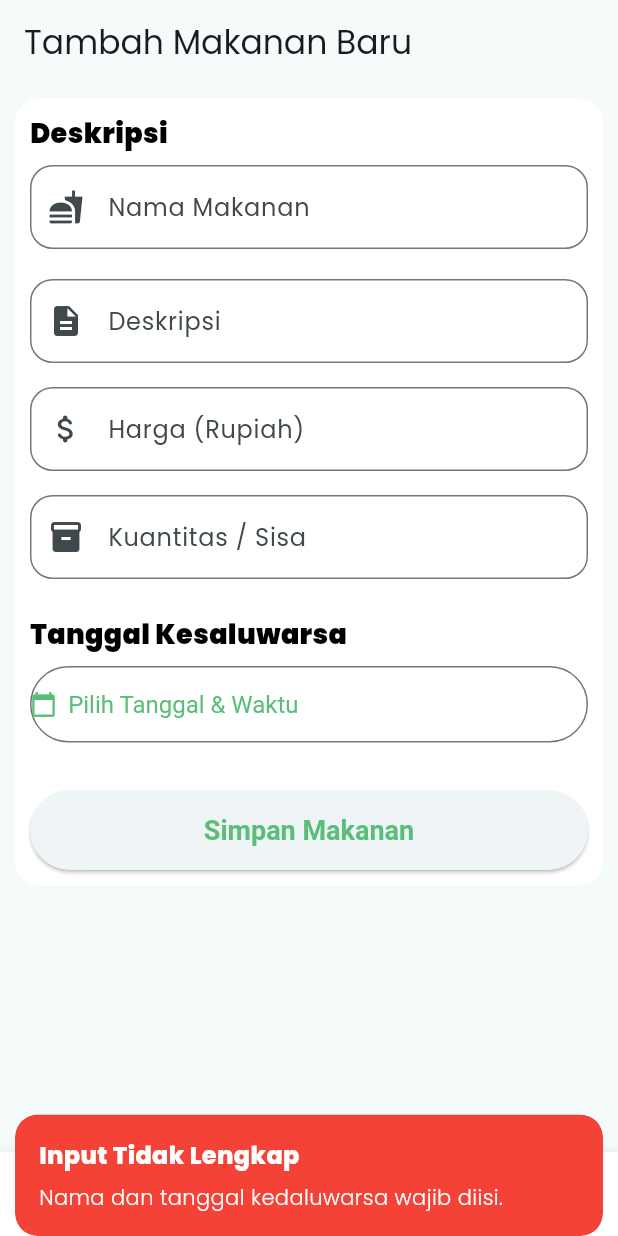
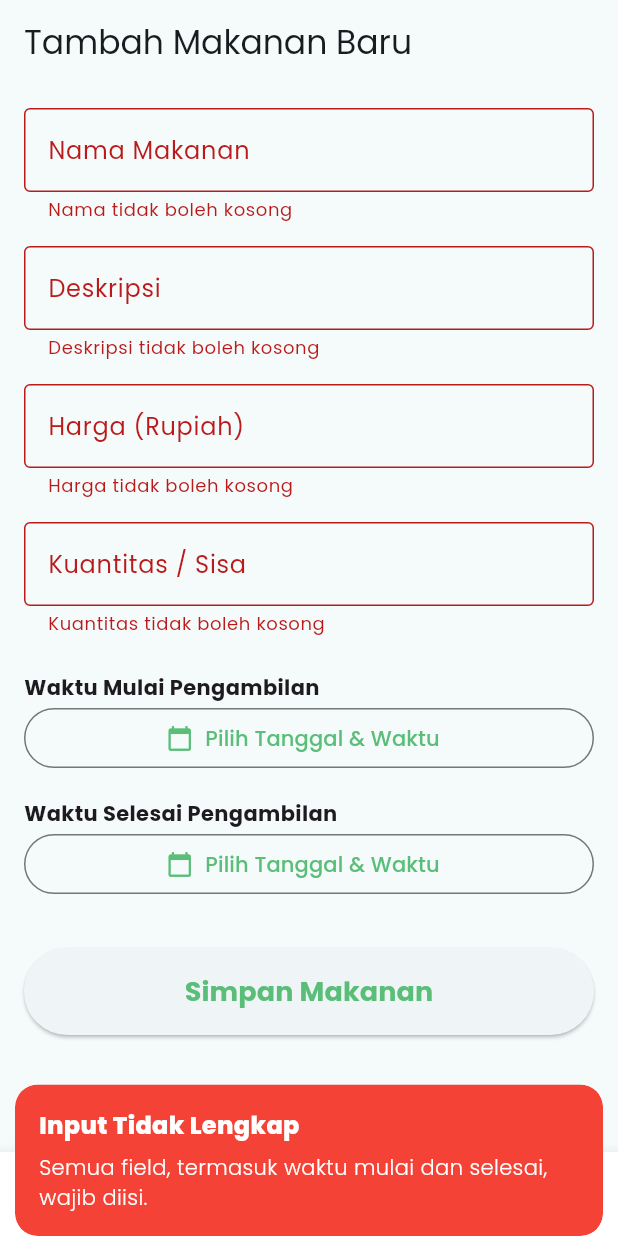
Before and after one commit to LintangNov/RENEWme, a Flutter app: the screen it shows once a user with an empty profile is signed in, item 3 of the bottom bar chosen, after a tap on "Simpan Makanan", on a phone screen of 412 x 824 dp. Run offline on Flutter 3.47's test engine with Material 3 defaults, Android fonts, the light colour scheme and no system bars; our stand-ins replace cloud_firestore, firebase_auth, firebase_core, flutter_map, flutter_svg, geocoding and 5 more; accounts and stored records are empty.

Commit message:
pickup time selection and update map controller for real-time marker updates

```diff
--- a/renewme/lib/models/food.dart
+++ b/renewme/lib/models/food.dart
@@ -6,50 +6,60 @@ class Food {
   final String name;
   final String description;
   final String? imageUrl;
-  final DateTime expiryDate;
   final int quantity;
   final int priceInRupiah;
   final String vendorId;
   final GeoPoint location;
+final DateTime pickupStart;
+  final DateTime pickupEnd;
 
   Food({
     required this.id,
     required this.name,
     required this.description,
-    this.imageUrl='',
-    required this.expiryDate,
-    this.quantity=1,
-    this.priceInRupiah=0,
+    this.imageUrl = '',
+    this.quantity = 1,
+    this.priceInRupiah = 0,
     required this.vendorId,
     required this.location,
+    // --- PARAMETER BARU ---
+    required this.pickupStart,
+    required this.pickupEnd,
   });
 
-  factory Food.fromFirestore(DocumentSnapshot doc){   //ambil data dari firestore
+  factory Food.fromFirestore(DocumentSnapshot doc) {
     final data = doc.data() as Map<String, dynamic>;
+    // Default ke waktu saat ini jika data tidak ada di Firestore
+    final now = Timestamp.now();
     return Food(
       id: doc.id,
       name: data['name'] ?? '',
       description: data['description'] ?? '',
-      imageUrl: data['imageUrl'] ?? 'assets/images/food_loading_image.png',
-      expiryDate: (data['expiryDate'] as Timestamp).toDate(),
+      imageUrl: data['imageUrl'],
       quantity: data['quantity'] ?? 1,
       priceInRupiah: data['priceInRupiah'] ?? 0,
       vendorId: data['vendorId'] ?? '',
       location: data['location'] ?? const GeoPoint(0, 0),
+      // --- ASSIGNMENT BARU ---
+      // Firestore menyimpan DateTime sebagai Timestamp, jadi kita perlu konversi.
+      pickupStart: (data['pickupStart'] as Timestamp? ?? now).toDate(),
+      pickupEnd: (data['pickupEnd'] as Timestamp? ?? now).toDate(),
     );
   }
 
-  Map<String, dynamic> toFirestore(){   //simpan data ke firestore
+  Map<String, dynamic> toFirestore() {
     return {
-      'id' : id,
-      'name' : name,
-      'description' : description,
-      'imageUrl' : imageUrl,
-      'expiryDate' : expiryDate,
-      'quantity' : quantity,
-      'priceInRupiah' : priceInRupiah,
-      'vendorId' : vendorId,
-      'location' : location,
+      'name': name,
+      'description': description,
+      'imageUrl': imageUrl,
+      'quantity': quantity,
+      'priceInRupiah': priceInRupiah,
+      'vendorId': vendorId,
+      'location': location,
+      // --- MAP BARU ---
+      // Objek DateTime dari Dart akan otomatis diubah menjadi Timestamp oleh Firestore.
+      'pickupStart': pickupStart,
+      'pickupEnd': pickupEnd,
     };
   }
 }
--- a/renewme/lib/view/add_item_page/add_food_form.dart
+++ b/renewme/lib/view/add_item_page/add_food_form.dart
@@ -5,7 +5,6 @@ import 'package:renewme/controllers/food_controller.dart';
 import 'package:renewme/controllers/user_controller.dart';
 import 'package:renewme/models/food.dart';
 
-/// Halaman Form untuk Menambah Data Makanan Baru.
 class AddFoodPage extends StatefulWidget {
   const AddFoodPage({super.key});
 
@@ -14,146 +13,87 @@ class AddFoodPage extends StatefulWidget {
 }
 
 class _AddFoodPageState extends State<AddFoodPage> {
+  final GlobalKey<FormState> _formKey = GlobalKey<FormState>();
+  final FoodController foodController = Get.find<FoodController>();
+  final UserController userController = Get.find<UserController>();
+
   // Controller untuk setiap input field di form.
   final _nameController = TextEditingController();
   final _descriptionController = TextEditingController();
   final _priceController = TextEditingController();
   final _quantityController = TextEditingController();
 
-  // Variabel state untuk menyimpan tanggal kedaluwarsa yang dipilih.
-  DateTime? _selectedExpiryDate;
+  // --- PERUBAHAN: Variabel state untuk rentang waktu pengambilan ---
+  DateTime? _selectedPickupStart;
+  DateTime? _selectedPickupEnd;
 
-  // Mengambil instance FoodController yang dikelola oleh GetX.
-  final FoodController foodController = Get.find<FoodController>();
-  final UserController userController = Get.find<UserController>();
+  @override
+  void dispose() {
+    _nameController.dispose();
+    _descriptionController.dispose();
+    _priceController.dispose();
+    _quantityController.dispose();
+    super.dispose();
+  }
 
   @override
   Widget build(BuildContext context) {
     return Scaffold(
       appBar: AppBar(title: const Text("Tambah Makanan Baru")),
       body: SingleChildScrollView(
-        child: Container(
-          margin: const EdgeInsets.all(10),
-          padding: EdgeInsets.all(10),
-          decoration: BoxDecoration(color: Colors.white, borderRadius: BorderRadius.circular(15),),
+        padding: const EdgeInsets.all(16.0),
+        child: Form(
+          key: _formKey,
           child: Column(
             crossAxisAlignment: CrossAxisAlignment.stretch,
             children: [
-              const Text(
-                "Deskripsi ",
-                style: TextStyle(
-                  color: Colors.black,
-                  fontSize: 18,
-                  fontWeight: FontWeight.w900,
-                ),
-              ),
-              const SizedBox(height: 8,),
-              // nama makanan.
-              Container(
-                child: TextField(
-                  controller: _nameController,
-                  decoration: InputDecoration(
-                    labelText: 'Nama Makanan',
-                    border: OutlineInputBorder(
-                      borderRadius: BorderRadius.circular(15),
-                    ),
-                    prefixIcon: Icon(Icons.fastfood),
-                  ),
-                ),
-              ),
-              const SizedBox(height: 20),
-
-              // deskripsi.
-              TextField(
-                controller: _descriptionController,
-                decoration: InputDecoration(
-                  labelText: 'Deskripsi',
-                  border: OutlineInputBorder(
-                    borderRadius: BorderRadius.circular(15),
-                  ),
-                  prefixIcon: Icon(Icons.description),
-                ),
+              TextFormField(
+                controller: _nameController,
+                decoration: const InputDecoration(labelText: 'Nama Makanan', border: OutlineInputBorder()),
+                validator: (value) => (value == null || value.isEmpty) ? 'Nama tidak boleh kosong' : null,
               ),
               const SizedBox(height: 16),
-
-              // harga.
-              TextField(
-                controller: _priceController,
-                decoration: InputDecoration(
-                  labelText: 'Harga (Rupiah)',
-                  border: OutlineInputBorder(
-                    borderRadius: BorderRadius.circular(15),
-                  ),
-                  prefixIcon: Icon(Icons.attach_money_rounded),
-                ),
-                keyboardType: TextInputType.number,
+              TextFormField(
+                controller: _descriptionController,
+                decoration: const InputDecoration(labelText: 'Deskripsi', border: OutlineInputBorder()),
+                validator: (value) => (value == null || value.isEmpty) ? 'Deskripsi tidak boleh kosong' : null,
               ),
               const SizedBox(height: 16),
-
-              // kuantitas/stok.
-              TextField(
+              TextFormField(
+                controller: _priceController,
+                decoration: const InputDecoration(labelText: 'Harga (Rupiah)', border: OutlineInputBorder()),
+                keyboardType: TextInputType.number,
+                validator: (value) => (value == null || value.isEmpty) ? 'Harga tidak boleh kosong' : null,
+              ),
+              const SizedBox(height: 16),
+              TextFormField(
                 controller: _quantityController,
-                decoration: InputDecoration(
-                  labelText: 'Kuantitas / Sisa',
-                  border: OutlineInputBorder(
-                    borderRadius: BorderRadius.circular(15),
-                  ),
-                  prefixIcon: Icon(Icons.inventory),
-                ),
+                decoration: const InputDecoration(labelText: 'Kuantitas / Sisa', border: OutlineInputBorder()),
                 keyboardType: TextInputType.number,
+                validator: (value) => (value == null || value.isEmpty) ? 'Kuantitas tidak boleh kosong' : null,
               ),
               const SizedBox(height: 24),
 
-              // Baris untuk menampilkan dan memilih tanggal kedaluwarsa.
-              const Text(
-                "Tanggal Kesaluwarsa",
-                style: TextStyle(
-                  color: Colors.black,
-                  fontSize: 18,
-                  fontWeight: FontWeight.w900,
-                ),
-              ),
-              const SizedBox(height: 8,),
+              // --- PERUBAHAN: Dua tombol untuk memilih rentang waktu ---
+              const Text("Waktu Mulai Pengambilan", style: TextStyle(fontWeight: FontWeight.bold)),
               OutlinedButton.icon(
                 icon: const Icon(Icons.calendar_today),
-                label: Text(
-                  _selectedExpiryDate == null
-                      ? 'Pilih Tanggal & Waktu'
-                      // Format tanggal agar mudah dibaca oleh pengguna.
-                      : DateFormat(
-                        'dd MMMM yyyy, HH:mm',
-                      ).format(_selectedExpiryDate!),
-                ),
-                style: OutlinedButton.styleFrom(
-                  padding: const EdgeInsets.symmetric(vertical: 16),
-                  alignment: Alignment.centerLeft,
-                  textStyle: const TextStyle(fontSize: 16),
-                ),
-                onPressed: _pickExpiryDateTime,
+                label: Text(_selectedPickupStart == null ? 'Pilih Tanggal & Waktu' : DateFormat('dd MMM yyyy, HH:mm').format(_selectedPickupStart!)),
+                onPressed: _pickPickupStart,
+              ),
+              const SizedBox(height: 16),
+              const Text("Waktu Selesai Pengambilan", style: TextStyle(fontWeight: FontWeight.bold)),
+              OutlinedButton.icon(
+                icon: const Icon(Icons.calendar_today),
+                label: Text(_selectedPickupEnd == null ? 'Pilih Tanggal & Waktu' : DateFormat('dd MMM yyyy, HH:mm').format(_selectedPickupEnd!)),
+                onPressed: _pickPickupEnd,
               ),
               const SizedBox(height: 32),
 
-              // Tombol untuk menyimpan data ke Firestore.
               ElevatedButton(
-                onPressed: (){
-                  _saveFood();
-                  if(foodController.errorMessage.isEmpty){
-                    _nameController.clear();
-                  _descriptionController.clear();
-                  _priceController.clear();
-                  _quantityController.clear();
-                  _selectedExpiryDate = null;
-                  }
-                  },
-
-                style: ElevatedButton.styleFrom(
-                  padding: const EdgeInsets.symmetric(vertical: 16),
-                  textStyle: const TextStyle(
-                    fontSize: 18,
-                    fontWeight: FontWeight.bold,
-                  ),
-                ),
-                child: const Text("Simpan Makanan"),
+                onPressed: _saveFood,
+                style: ElevatedButton.styleFrom(padding: const EdgeInsets.symmetric(vertical: 16)),
+                child: const Text("Simpan Makanan", style: TextStyle(fontSize: 18, fontWeight: FontWeight.bold)),
               ),
             ],
           ),
@@ -162,26 +102,41 @@ class _AddFoodPageState extends State<AddFoodPage> {
     );
   }
 
-  /// Fungsi untuk memicu dialog pemilihan tanggal dan waktu.
-  Future<void> _pickExpiryDateTime() async {
-    // Panggil helper method untuk menampilkan dialog.
-    final selectedDateTime = await _selectExpiryDateTime(context);
-
-    // Jika pengguna memilih tanggal (tidak membatalkan), update state.
+  /// Memilih waktu mulai pengambilan.
+  Future<void> _pickPickupStart() async {
+    final selectedDateTime = await _selectDateTime(context, initialDate: DateTime.now(), firstDate: DateTime.now());
     if (selectedDateTime != null) {
       setState(() {
-        _selectedExpiryDate = selectedDateTime;
+        _selectedPickupStart = selectedDateTime;
+        // Jika waktu selesai lebih awal dari waktu mulai yang baru, reset waktu selesai.
+        if (_selectedPickupEnd != null && _selectedPickupEnd!.isBefore(_selectedPickupStart!)) {
+          _selectedPickupEnd = null;
+        }
+      });
+    }
+  }
+
+  /// Memilih waktu selesai pengambilan.
+  Future<void> _pickPickupEnd() async {
+    if (_selectedPickupStart == null) {
+      Get.snackbar('Perhatian', 'Silakan pilih waktu mulai terlebih dahulu.');
+      return;
+    }
+    final selectedDateTime = await _selectDateTime(context, initialDate: _selectedPickupStart!, firstDate: _selectedPickupStart!);
+    if (selectedDateTime != null) {
+      setState(() {
+        _selectedPickupEnd = selectedDateTime;
       });
     }
   }
 
   /// Fungsi yang dipanggil saat tombol "Simpan Makanan" ditekan.
   void _saveFood() {
-    // 1. Validasi input: pastikan field yang wajib diisi tidak kosong.
-    if (_nameController.text.isEmpty || _selectedExpiryDate == null) {
+    // 1. Validasi semua input form.
+    if (!_formKey.currentState!.validate() || _selectedPickupStart == null || _selectedPickupEnd == null) {
       Get.snackbar(
         "Input Tidak Lengkap",
-        "Nama dan tanggal kedaluwarsa wajib diisi.",
+        "Semua field, termasuk waktu mulai dan selesai, wajib diisi.",
         snackPosition: SnackPosition.BOTTOM,
         backgroundColor: Colors.red,
         colorText: Colors.white,
@@ -196,41 +151,37 @@ class _AddFoodPageState extends State<AddFoodPage> {
       description: _descriptionController.text,
       priceInRupiah: int.tryParse(_priceController.text) ?? 0,
       quantity: int.tryParse(_quantityController.text) ?? 1,
-      expiryDate: _selectedExpiryDate!,
-      imageUrl: '', // Anda bisa menambahkan input untuk URL gambar nanti.
+      imageUrl: '',
       vendorId: userController.currentUser.value!.id,
       location: userController.currentUser.value!.location!,
+      // --- PERUBAHAN: Gunakan pickupStart dan pickupEnd ---
+      pickupStart: _selectedPickupStart!,
+      pickupEnd: _selectedPickupEnd!,
     );
 
     // 3. Panggil method addFood dari controller untuk menyimpan data.
     foodController.addFood(newFood);
-
-    // 4. Kembali ke halaman sebelumnya setelah data berhasil disimpan.
-    Get.back();
   }
 }
 
-/// Helper method di luar class State untuk menampilkan dialog tanggal dan waktu.
-Future<DateTime?> _selectExpiryDateTime(BuildContext context) async {
-  // Tampilkan dialog untuk memilih tanggal.
+/// Helper method untuk menampilkan dialog tanggal dan waktu.
+Future<DateTime?> _selectDateTime(BuildContext context, {required DateTime initialDate, required DateTime firstDate}) async {
   final DateTime? pickedDate = await showDatePicker(
     context: context,
-    initialDate: DateTime.now(),
-    firstDate: DateTime.now(), // Tanggal paling awal adalah hari ini.
+    initialDate: initialDate,
+    firstDate: firstDate,
     lastDate: DateTime(2101),
   );
 
-  if (pickedDate == null) return null; // Pengguna membatalkan.
+  if (pickedDate == null) return null;
 
-  // Tampilkan dialog untuk memilih waktu.
   final TimeOfDay? pickedTime = await showTimePicker(
     context: context,
-    initialTime: TimeOfDay.fromDateTime(DateTime.now()),
+    initialTime: TimeOfDay.fromDateTime(initialDate),
   );
 
-  if (pickedTime == null) return null; // Pengguna membatalkan.
+  if (pickedTime == null) return null;
 
-  // Gabungkan hasil tanggal dan waktu menjadi satu objek DateTime.
   return DateTime(
     pickedDate.year,
     pickedDate.month,
```
Also changed, not shown: renewme/lib/controllers/map_controller.dart (+50 -30 lines).
